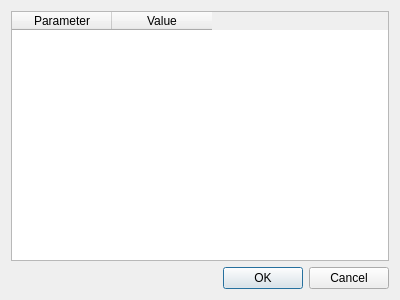
First picture: the form in MantidQt/CustomInterfaces/inc/MantidQtCustomInterfaces/MultiDatasetFit/EditLocalParameterDialog.ui, repository mantidproject/mantid, before the edit.
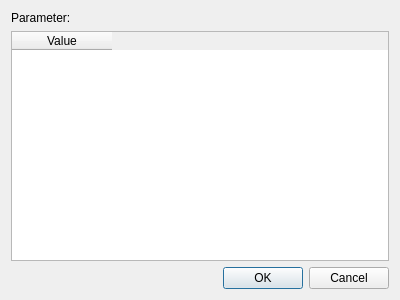
Second picture: the form after the edit.

Commit message: Re #13777. Removed param name column. Enabled all edit triggers.

Diff of the .ui file:
```diff
--- a/MantidQt/CustomInterfaces/inc/MantidQtCustomInterfaces/MultiDatasetFit/EditLocalParameterDialog.ui
+++ b/MantidQt/CustomInterfaces/inc/MantidQtCustomInterfaces/MultiDatasetFit/EditLocalParameterDialog.ui
@@ -14,13 +14,18 @@
    <string>Edit parameter values</string>
   </property>
   <layout class="QVBoxLayout" name="verticalLayout">
+   <item>
+    <widget class="QLabel" name="lblParameterName">
+     <property name="text">
+      <string>Parameter:</string>
+     </property>
+    </widget>
+   </item>
    <item>
     <widget class="QTableWidget" name="tableWidget">
-     <column>
-      <property name="text">
-       <string>Parameter</string>
-      </property>
-     </column>
+     <property name="editTriggers">
+      <set>QAbstractItemView::AllEditTriggers</set>
+     </property>
      <column>
       <property name="text">
        <string>Value</string>
```
The commit also changes 2 other files.
